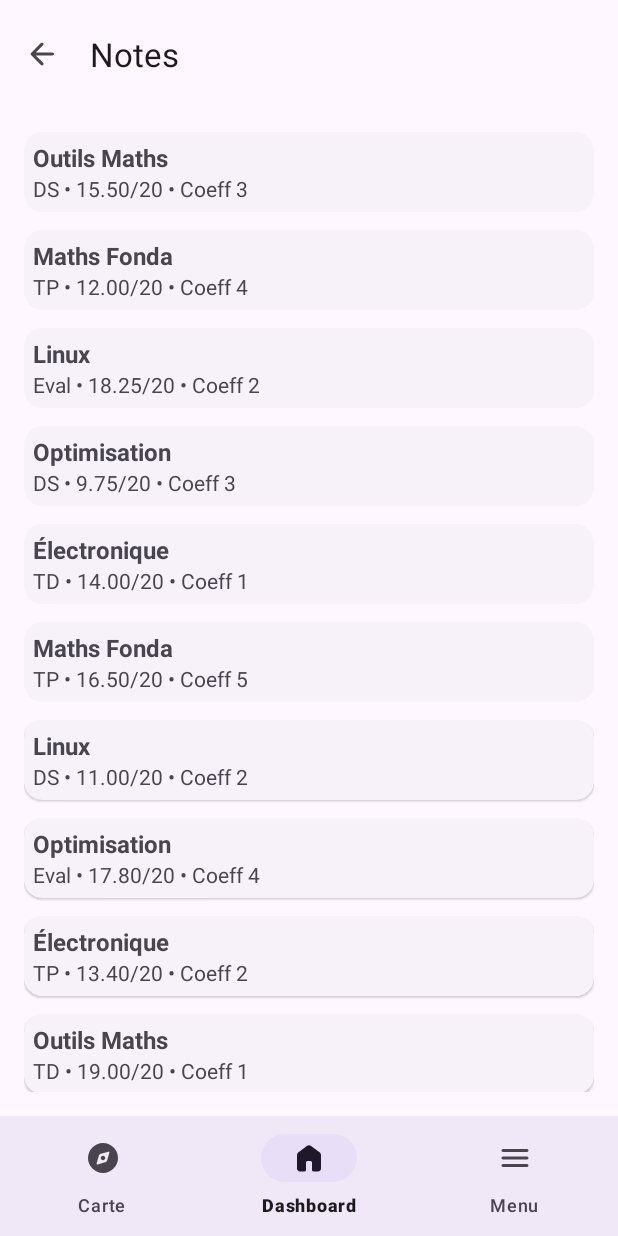
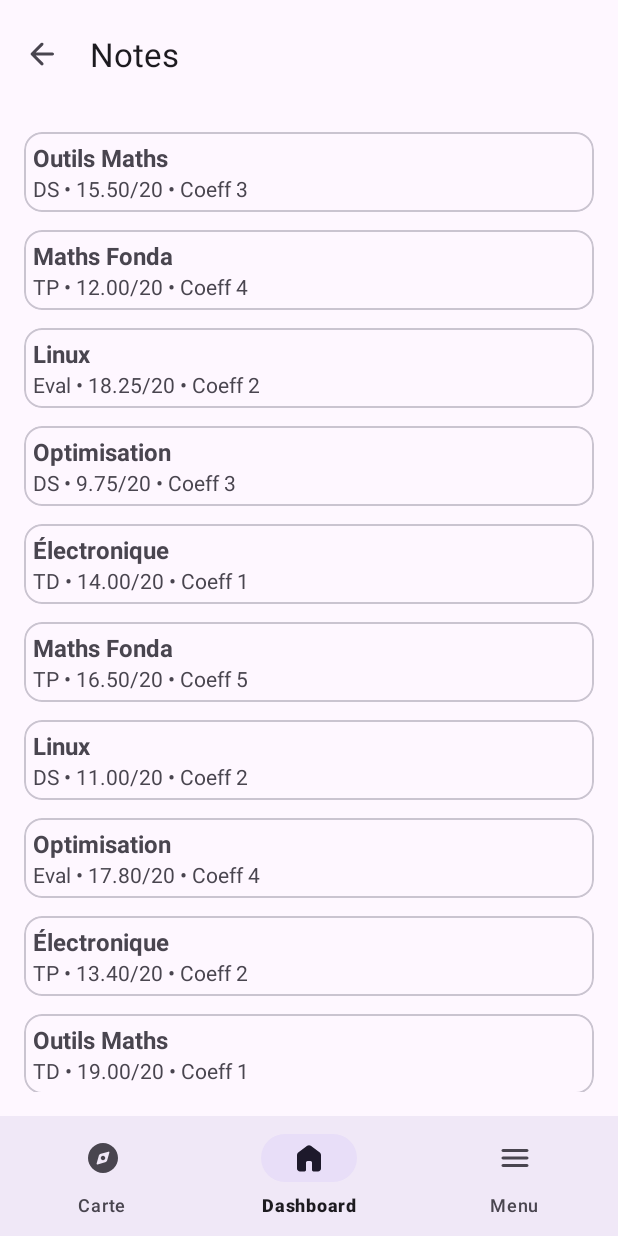
Before and after one commit to baptistedftn/myESME, an Android app: the NotesFragment screen opened through its navigation route, on a phone screen of 412 x 824 dp. Run offline under Robolectric (Android 15) with nearby library versions, the phone set to English and light mode, and no system bars; our stand-ins replace navigation-ui.

Commit message:
Fix colors

```diff
--- a/app/src/main/res/layout/fragment_menu.xml
+++ b/app/src/main/res/layout/fragment_menu.xml
@@ -41,7 +41,6 @@
                 android:layout_height="wrap_content"
                 android:layout_weight="1"
                 android:text="@string/profil"
-                android:textColor="#000"
                 android:textSize="18sp" />
 
             <ImageView
@@ -68,7 +67,6 @@
                 android:layout_height="wrap_content"
                 android:layout_weight="1"
                 android:text="@string/assos"
-                android:textColor="#000"
                 android:textSize="18sp" />
 
             <ImageView
@@ -94,7 +92,6 @@
                 android:layout_height="wrap_content"
                 android:layout_weight="1"
                 android:text="@string/notes"
-                android:textColor="#000"
                 android:textSize="18sp" />
 
             <ImageView
--- a/app/src/main/res/layout/item_asso.xml
+++ b/app/src/main/res/layout/item_asso.xml
@@ -17,6 +17,7 @@
             android:id="@+id/imageEvent"
             android:layout_width="match_parent"
             android:layout_height="180dp"
+            android:background="@color/surface"
             android:contentDescription="@string/illustration"
             android:scaleType="centerCrop" />
 
--- a/app/src/main/res/layout/item_note.xml
+++ b/app/src/main/res/layout/item_note.xml
@@ -1,6 +1,6 @@
 <?xml version="1.0" encoding="utf-8"?>
 <com.google.android.material.card.MaterialCardView xmlns:android="http://schemas.android.com/apk/res/android"
-    style="?attr/materialCardViewElevatedStyle"
+    style="?attr/materialCardViewOutlinedStyle"
     android:layout_width="match_parent"
     android:layout_height="wrap_content"
     android:layout_marginTop="4dp"
```
